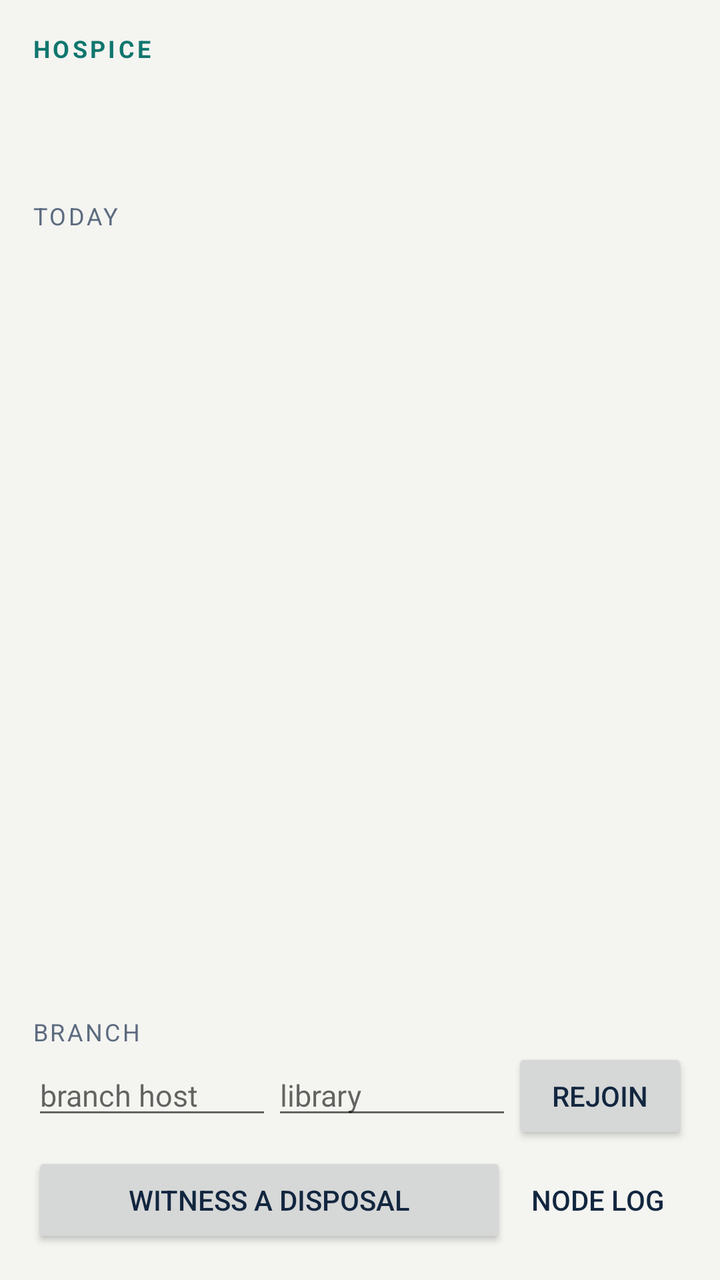
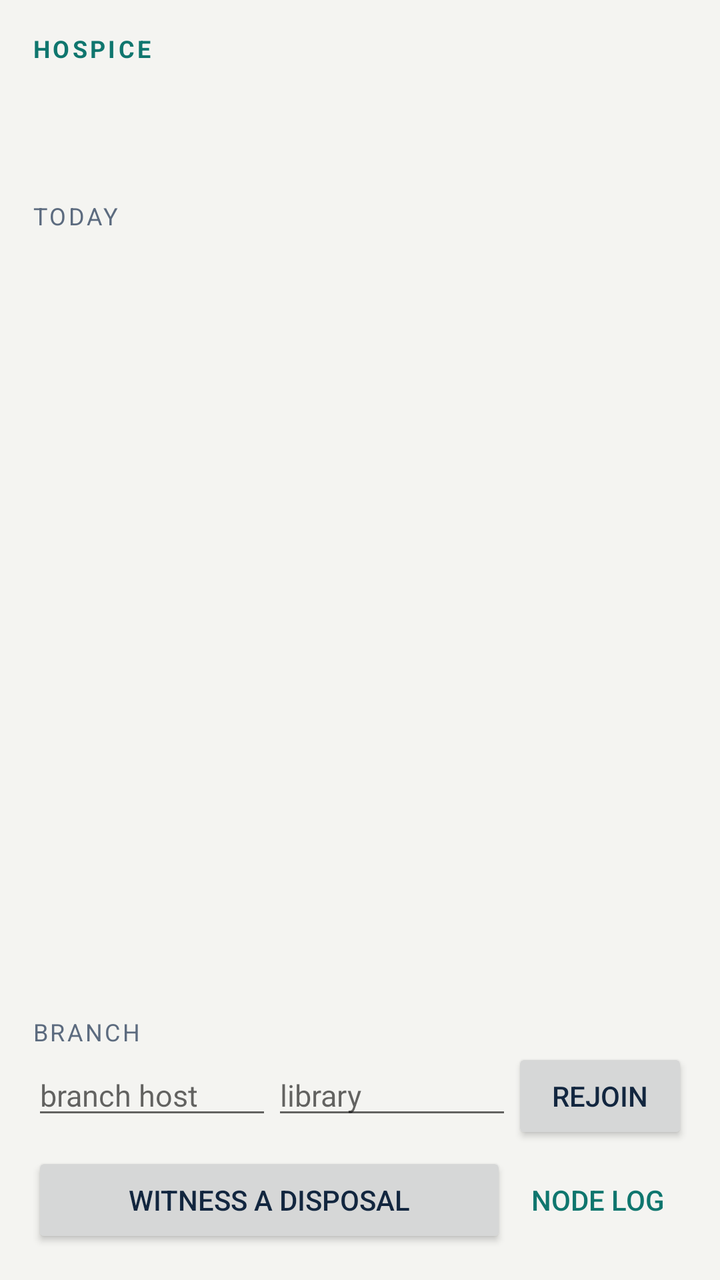

Compare the two renders of this Android layout. The source of the first and the diff that turns it into the second are given below.
<!-- AndroidManifest.xml: application theme Theme.Hospice -->
<!-- res/layout/activity_main.xml -->
<?xml version="1.0" encoding="utf-8"?>
<LinearLayout xmlns:android="http://schemas.android.com/apk/res/android"
    android:layout_width="match_parent" android:layout_height="match_parent"
    android:orientation="vertical" android:padding="16dp" android:background="@color/bg">

    <TextView android:layout_width="wrap_content" android:layout_height="wrap_content"
        android:text="HOSPICE" android:textColor="@color/accent" android:textSize="12sp"
        android:letterSpacing="0.12" android:textStyle="bold"/>
    <TextView android:id="@+id/who" android:layout_width="match_parent" android:layout_height="wrap_content"
        android:textSize="20sp" android:textStyle="bold" android:textColor="@color/ink" android:paddingTop="2dp"/>
    <TextView android:id="@+id/status" android:layout_width="match_parent" android:layout_height="wrap_content"
        android:textSize="12sp" android:textColor="@color/muted" android:paddingTop="4dp"/>
    <TextView android:id="@+id/held" android:layout_width="match_parent" android:layout_height="wrap_content"
        android:textSize="13sp" android:textColor="@color/done" android:paddingTop="6dp" android:visibility="gone"/>
    <TextView android:id="@+id/unsynced" android:layout_width="match_parent" android:layout_height="wrap_content"
        android:textSize="13sp" android:textColor="@color/warn" android:paddingTop="6dp" android:visibility="gone"/>

    <TextView android:layout_width="wrap_content" android:layout_height="wrap_content"
        android:text="TODAY" android:textColor="@color/muted" android:textSize="12sp"
        android:letterSpacing="0.10" android:paddingTop="18dp" android:paddingBottom="6dp"/>

    <androidx.recyclerview.widget.RecyclerView android:id="@+id/list"
        android:layout_width="match_parent" android:layout_height="0dp" android:layout_weight="1"/>
    <TextView android:id="@+id/empty" android:layout_width="match_parent" android:layout_height="wrap_content"
        android:textColor="@color/muted" android:textSize="14sp" android:paddingTop="8dp"/>

    <TextView android:layout_width="wrap_content" android:layout_height="wrap_content"
        android:text="BRANCH" android:textColor="@color/muted" android:textSize="12sp"
        android:letterSpacing="0.10" android:paddingTop="14dp"/>
    <LinearLayout android:layout_width="match_parent" android:layout_height="wrap_content" android:orientation="horizontal">
        <EditText android:id="@+id/host" android:layout_width="0dp" android:layout_weight="1"
            android:layout_height="wrap_content" android:hint="branch host" android:inputType="text" android:textSize="15sp"/>
        <EditText android:id="@+id/library" android:layout_width="0dp" android:layout_weight="1"
            android:layout_height="wrap_content" android:hint="library" android:inputType="text" android:textSize="15sp"/>
        <Button android:id="@+id/rejoin" android:layout_width="wrap_content" android:layout_height="wrap_content" android:text="Rejoin"/>
    </LinearLayout>
    <LinearLayout android:layout_width="match_parent" android:layout_height="wrap_content" android:orientation="horizontal" android:paddingTop="4dp">
        <Button android:id="@+id/witness" android:layout_width="0dp" android:layout_weight="1"
            android:layout_height="wrap_content" android:text="Witness a disposal"/>
        <Button android:id="@+id/log" android:layout_width="wrap_content" android:layout_height="wrap_content"
            android:text="Node log" style="?android:attr/borderlessButtonStyle"/>
    </LinearLayout>
</LinearLayout>
<!-- resources referenced by this layout -->
<resources>
  <color name="accent">#0F766E</color>
  <color name="bg">#F4F4F1</color>
  <color name="done">#15803D</color>
  <color name="ink">#12263F</color>
  <color name="muted">#5C6B7F</color>
  <color name="warn">#B45309</color>
  <style name="Theme.Hospice" parent="Theme.MaterialComponents.Light.NoActionBar">
          <item name="android:colorBackground">@color/bg</item>
          <item name="android:textColor">@color/ink</item>
          <item name="colorPrimary">@color/accent</item>
          <item name="colorAccent">@color/accent</item>
      </style>
</resources>

<!-- the commit's change to res/layout/activity_main.xml (unified diff, before → after) -->
@@ -1,5 +1,6 @@
 <?xml version="1.0" encoding="utf-8"?>
 <LinearLayout xmlns:android="http://schemas.android.com/apk/res/android"
+    android:id="@+id/root"
     android:layout_width="match_parent" android:layout_height="match_parent"
     android:orientation="vertical" android:padding="16dp" android:background="@color/bg">
 
@@ -38,6 +39,7 @@
         <Button android:id="@+id/witness" android:layout_width="0dp" android:layout_weight="1"
             android:layout_height="wrap_content" android:text="Witness a disposal"/>
         <Button android:id="@+id/log" android:layout_width="wrap_content" android:layout_height="wrap_content"
-            android:text="Node log" style="?android:attr/borderlessButtonStyle"/>
+            android:text="Node log" android:textColor="@color/accent"
+            style="?android:attr/borderlessButtonStyle"/>
     </LinearLayout>
 </LinearLayout>
